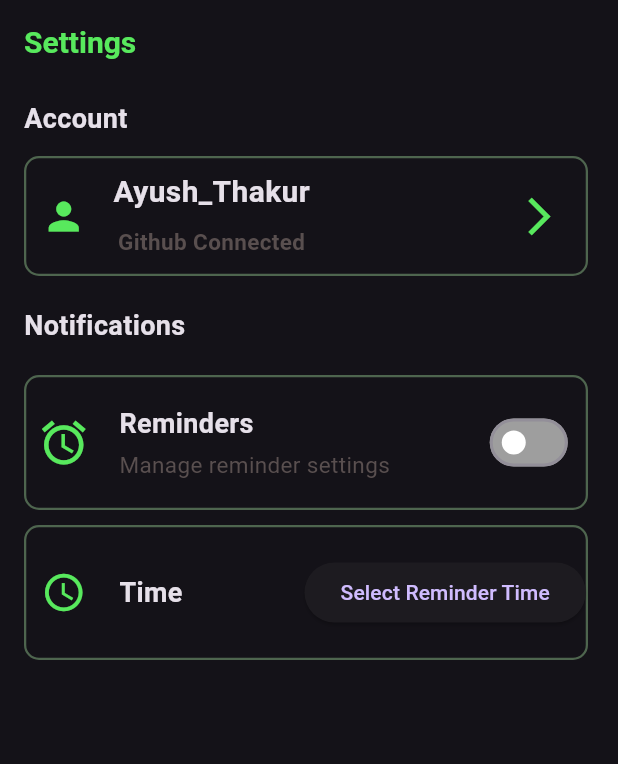
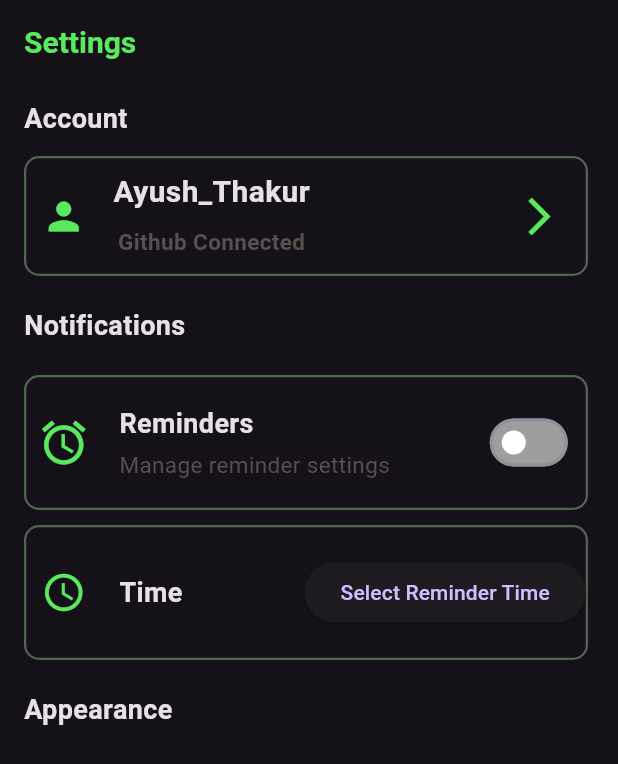
Before and after one commit to zen-void59/Git-Streak-App, a Flutter app: the screen it shows after launch, on a phone screen of 412 x 824 dp. Shown: the top 764 px of the screen. Run offline on Flutter 3.47's test engine with Material 3 defaults, Android fonts, the phone set to English and light mode, and no system bars.

Commit message:
some new chnages

```diff
--- a/lib/settings_page.dart
+++ b/lib/settings_page.dart
@@ -256,6 +256,9 @@ class _SettingsPageState extends State<SettingsPage> {
                   ),
                 ),
               ),
+
+              const SizedBox(height:20 ),
+              Text('Appearance', style: TextStyle(fontSize: 18, fontWeight: FontWeight.bold),),
             ],
           ),
         ),
```
